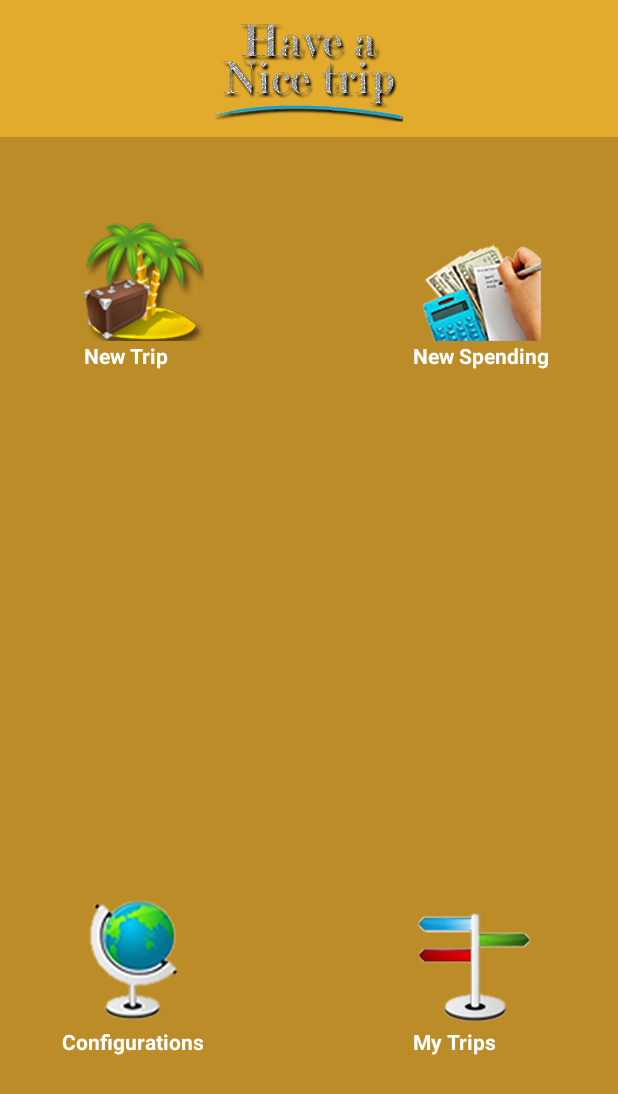
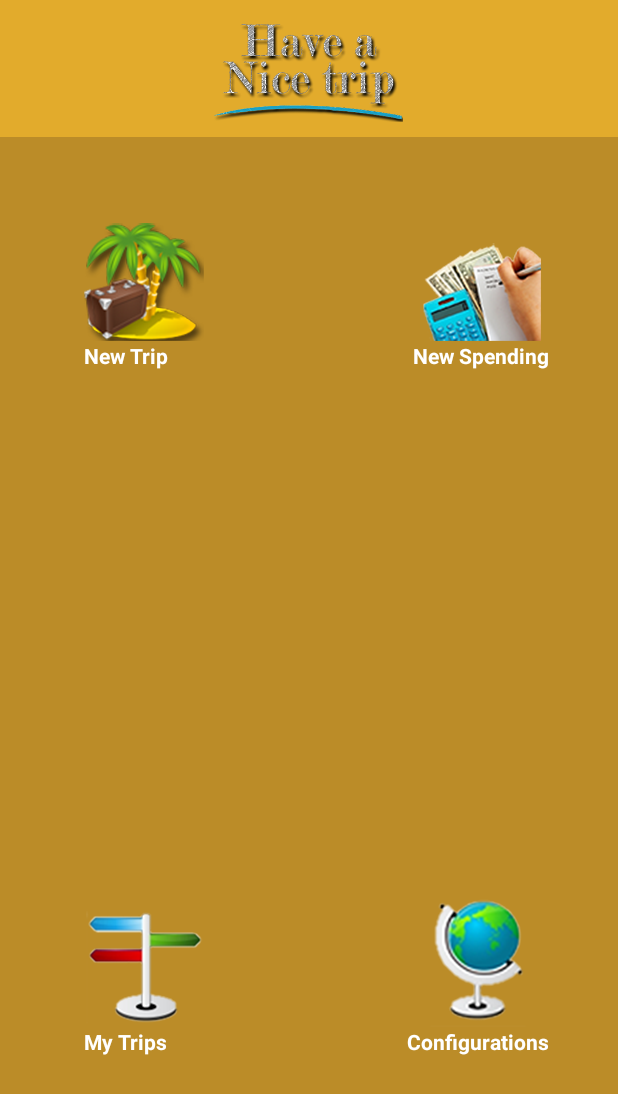
Before and after one commit to paulonova/FinalNiceTrip, an Android app: the DashboardActivity screen opened directly, with no data from a screen before it, on a phone screen of 412 x 824 dp. Shown: the top 1094 px of the screen. Run offline under Robolectric (Android 15) with nearby library versions, the phone set to English and light mode, and no system bars.

Commit message:
Commit n.2 after Examen.. 2015/06/02

```diff
--- a/app/build.gradle
+++ b/app/build.gradle
@@ -20,6 +20,6 @@ android {
 }
 
 dependencies {
-    compile fileTree(dir: 'libs', include: ['*.jar'])
+    compile fileTree(include: ['*.jar'], dir: 'libs')
     compile 'com.android.support:appcompat-v7:21.0.3'
 }
--- a/app/src/main/res/layout/dashboard.xml
+++ b/app/src/main/res/layout/dashboard.xml
@@ -59,8 +59,8 @@
             android:id="@+id/my_trips"
             android:layout_width="wrap_content"
             android:layout_height="wrap_content"
-            android:layout_alignLeft="@id/new_spending"
-            android:layout_alignStart="@id/new_spending"
+            android:layout_alignLeft="@id/new_trips"
+            android:layout_alignStart="@id/new_trips"
             android:layout_alignParentBottom="true"
             android:layout_marginBottom="120dp"
             android:clickable="true"
@@ -74,14 +74,15 @@
             android:id="@+id/configurations"
             android:layout_width="wrap_content"
             android:layout_height="wrap_content"
-            android:layout_alignBottom="@id/my_trips"
-            android:layout_alignRight="@id/new_trips"
             android:clickable="true"
             android:drawableTop="@drawable/configurations"
             android:onClick="selectOption"
             android:text="@string/configuration"
             android:textColor="#FFFFFF"
-            android:textStyle="bold" />
+            android:textStyle="bold"
+            android:layout_alignBottom="@+id/my_trips"
+            android:layout_alignRight="@+id/new_spending"
+            android:layout_alignEnd="@+id/new_spending" />
 
 
     </RelativeLayout>
--- a/app/src/main/res/menu/dashbord_menu.xml
+++ b/app/src/main/res/menu/dashbord_menu.xml
@@ -1,9 +1,11 @@
 <?xml version="1.0" encoding="utf-8"?>
-<menu xmlns:android="http://schemas.android.com/apk/res/android">
+<menu xmlns:android="http://schemas.android.com/apk/res/android"
+    xmlns:app="http://schemas.android.com/apk/res-auto">
 
-    <item
-        android:id="@+id/exit"
-        android:icon="@drawable/exit_button"
-        android:title="@string/exit_dashboard" />
+
+    <item android:id="@+id/action_settings"
+        android:title="@string/action_settings"
+        android:orderInCategory="100"
+        app:showAsAction="never" />
 
 </menu>
--- a/app/src/main/res/values/colors.xml
+++ b/app/src/main/res/values/colors.xml
@@ -1,4 +1,5 @@
 <?xml version="1.0" encoding="utf-8"?>
+
 <resources>
     <color name="title">#8b691d</color>
     <color name="category_feeding">#eae37d</color>
@@ -10,4 +11,5 @@
     <color name="black_color">#fe000000</color>
     <color name="orange_color">#ffffae00</color>
 
+
 </resources>
--- a/app/src/main/res/values/strings.xml
+++ b/app/src/main/res/values/strings.xml
@@ -113,6 +113,9 @@
     <string name="money">$ </string>
     <string name="delete_database_alert">Database will be deleted and restored! Are you sure?  </string>
     <string name="no_trip_msg">There is no Trip registered in database, please create first a Trip..</string>
+    <string name="title_activity_nice_trip_map">NiceTrip_map</string>
+
+    <string name="hello_world">Hello world!</string>
 
 
 </resources>
--- a/app/src/main/res/values/styles.xml
+++ b/app/src/main/res/values/styles.xml
@@ -2,7 +2,9 @@
 
     <!-- Base application theme. -->
     <style name="AppTheme" parent="Theme.AppCompat.Light.DarkActionBar">
-        <!-- Customize your theme here. -->
+        <!-- Customize your theme here.  Theme.AppCompat.Light.DarkActionBar -->
+
+
     </style>
 
     <!-- Changing the Preference background color... -->
```
Also changed, not shown: app/src/main/AndroidManifest.xml (+25 -27 lines), app/src/main/java/se/finalwork/nicetrip/handle/DashboardActivity.java (+4 -3 lines), app/src/main/java/se/finalwork/nicetrip/handle/SpendListActivity.java (+14 -0 lines), app/src/main/res/menu/menu_nice_trip_map.xml (added, +7 -0 lines), app/src/main/res/drawable-hdpi/setting_icon.png (added).
